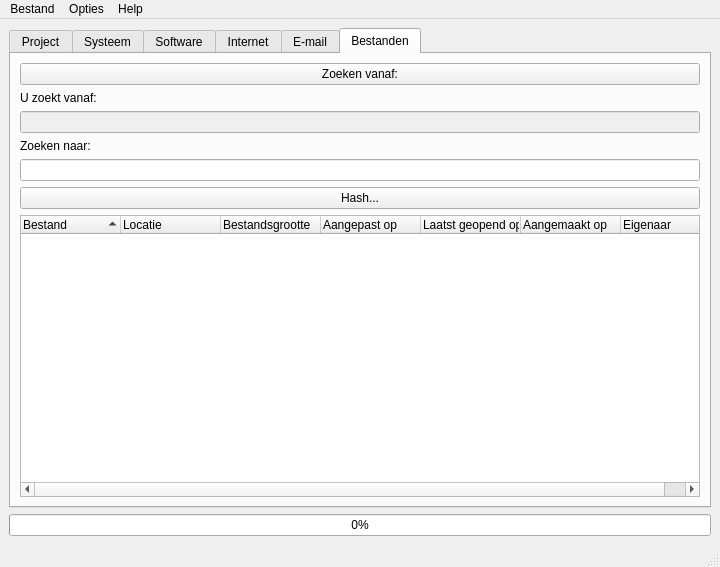
mitfry/IPFIT5_2015, file Source/gui/gui_maken/interface_thram.ui: the form before one commit.
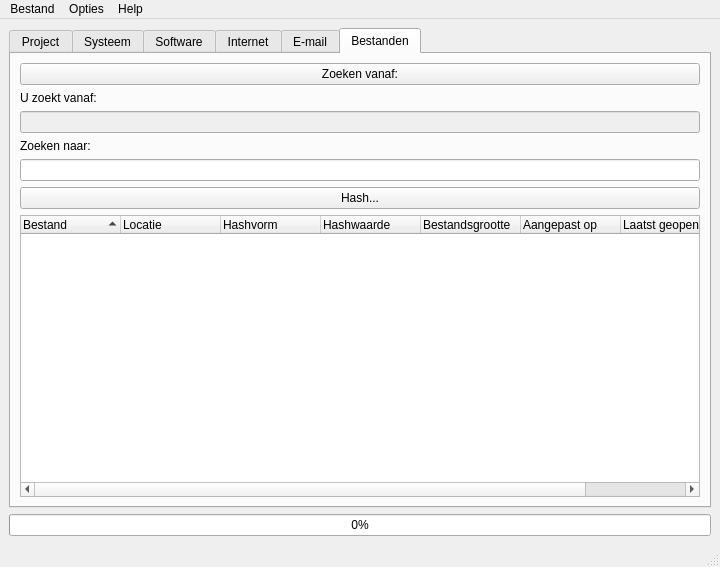
The form after the commit. The open tabs and pages were chosen to show the change.

Commit message: Edited Interface_thram voor Hashes_Layout

What changed in the file:
```diff
--- a/Source/gui/gui_maken/interface_thram.ui
+++ b/Source/gui/gui_maken/interface_thram.ui
@@ -198,6 +198,16 @@
             <string>Locatie</string>
            </property>
           </column>
+          <column>
+           <property name="text">
+            <string>Hashvorm</string>
+           </property>
+          </column>
+          <column>
+           <property name="text">
+            <string>Hashwaarde</string>
+           </property>
+          </column>
           <column>
            <property name="text">
             <string>Bestandsgrootte</string>
@@ -218,11 +228,6 @@
             <string>Aangemaakt op</string>
            </property>
           </column>
-          <column>
-           <property name="text">
-            <string>Eigenaar</string>
-           </property>
-          </column>
          </widget>
         </item>
         <item row="1" column="0">
```
The commit also changes 3 other files.
